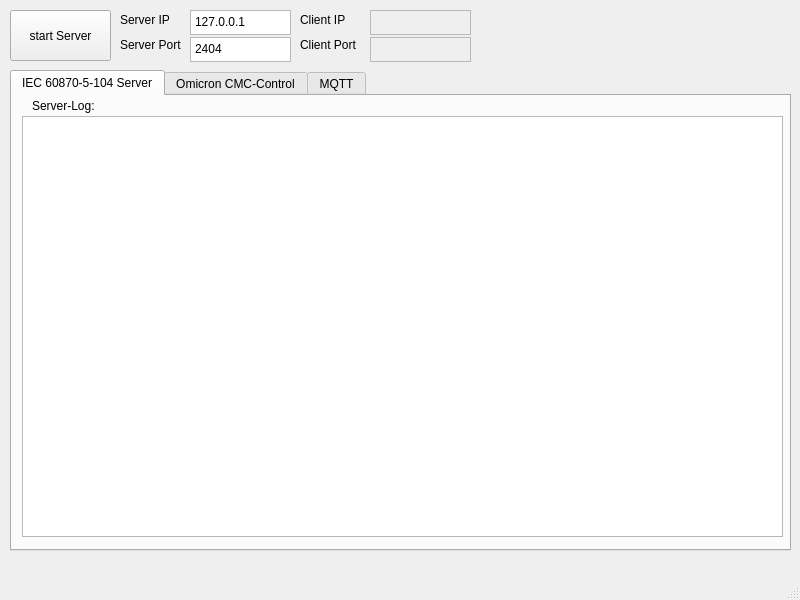
Qt form Qt_GUI/frm_main.ui (Pfannex/CMC-104_Mapper) before a commit.
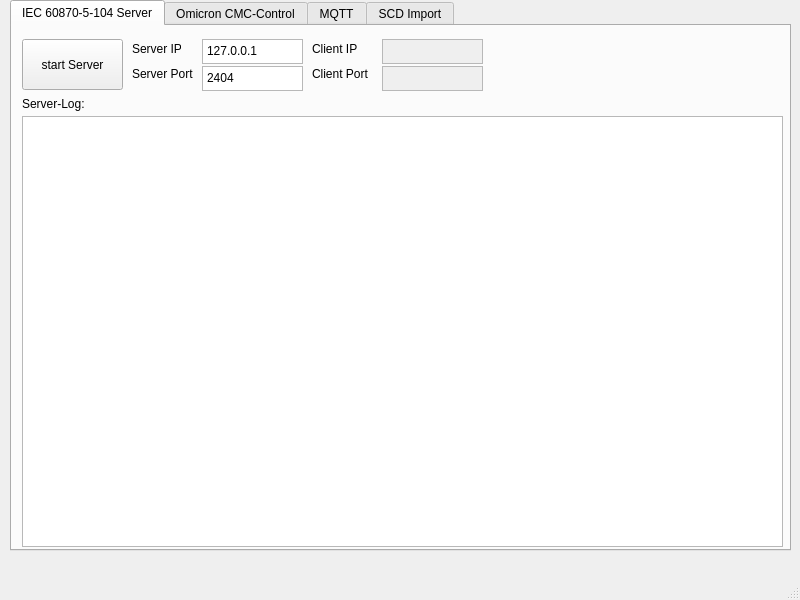
The same form after that commit. Icons and pictures are not drawn.

What changed in the file:
```diff
--- a/Qt_GUI/frm_main.ui
+++ b/Qt_GUI/frm_main.ui
@@ -18,195 +18,24 @@
     <normaloff>Icon.png</normaloff>Icon.png</iconset>
   </property>
   <widget class="QWidget" name="centralwidget">
-   <widget class="QPushButton" name="bu_firstButton">
-    <property name="geometry">
-     <rect>
-      <x>10</x>
-      <y>10</y>
-      <width>101</width>
-      <height>51</height>
-     </rect>
-    </property>
-    <property name="text">
-     <string>start Server</string>
-    </property>
-   </widget>
-   <widget class="QTextEdit" name="tb_server_ip">
-    <property name="geometry">
-     <rect>
-      <x>190</x>
-      <y>10</y>
-      <width>101</width>
-      <height>25</height>
-     </rect>
-    </property>
-    <property name="inputMethodHints">
-     <set>Qt::ImhNone</set>
-    </property>
-    <property name="verticalScrollBarPolicy">
-     <enum>Qt::ScrollBarAlwaysOff</enum>
-    </property>
-    <property name="horizontalScrollBarPolicy">
-     <enum>Qt::ScrollBarAlwaysOff</enum>
-    </property>
-    <property name="html">
-     <string>&lt;!DOCTYPE HTML PUBLIC &quot;-//W3C//DTD HTML 4.0//EN&quot; &quot;http://www.w3.org/TR/REC-html40/strict.dtd&quot;&gt;
-&lt;html&gt;&lt;head&gt;&lt;meta name=&quot;qrichtext&quot; content=&quot;1&quot; /&gt;&lt;meta charset=&quot;utf-8&quot; /&gt;&lt;style type=&quot;text/css&quot;&gt;
-p, li { white-space: pre-wrap; }
-&lt;/style&gt;&lt;/head&gt;&lt;body style=&quot; font-family:'Segoe UI'; font-size:9pt; font-weight:400; font-style:normal;&quot;&gt;
-&lt;p style=&quot; margin-top:0px; margin-bottom:0px; margin-left:0px; margin-right:0px; -qt-block-indent:0; text-indent:0px;&quot;&gt;127.0.0.1&lt;/p&gt;&lt;/body&gt;&lt;/html&gt;</string>
-    </property>
-   </widget>
-   <widget class="QLabel" name="lbl_server_ip">
-    <property name="geometry">
-     <rect>
-      <x>120</x>
-      <y>12</y>
-      <width>49</width>
-      <height>16</height>
-     </rect>
-    </property>
-    <property name="text">
-     <string>Server IP</string>
-    </property>
-   </widget>
-   <widget class="QTextEdit" name="tb_server_port">
-    <property name="geometry">
-     <rect>
-      <x>190</x>
-      <y>37</y>
-      <width>101</width>
-      <height>25</height>
-     </rect>
-    </property>
-    <property name="inputMethodHints">
-     <set>Qt::ImhNone</set>
-    </property>
-    <property name="verticalScrollBarPolicy">
-     <enum>Qt::ScrollBarAlwaysOff</enum>
-    </property>
-    <property name="horizontalScrollBarPolicy">
-     <enum>Qt::ScrollBarAlwaysOff</enum>
-    </property>
-    <property name="html">
-     <string>&lt;!DOCTYPE HTML PUBLIC &quot;-//W3C//DTD HTML 4.0//EN&quot; &quot;http://www.w3.org/TR/REC-html40/strict.dtd&quot;&gt;
-&lt;html&gt;&lt;head&gt;&lt;meta name=&quot;qrichtext&quot; content=&quot;1&quot; /&gt;&lt;meta charset=&quot;utf-8&quot; /&gt;&lt;style type=&quot;text/css&quot;&gt;
-p, li { white-space: pre-wrap; }
-&lt;/style&gt;&lt;/head&gt;&lt;body style=&quot; font-family:'Segoe UI'; font-size:9pt; font-weight:400; font-style:normal;&quot;&gt;
-&lt;p style=&quot; margin-top:0px; margin-bottom:0px; margin-left:0px; margin-right:0px; -qt-block-indent:0; text-indent:0px;&quot;&gt;2404&lt;/p&gt;&lt;/body&gt;&lt;/html&gt;</string>
-    </property>
-   </widget>
-   <widget class="QLabel" name="lbl_server_port">
-    <property name="geometry">
-     <rect>
-      <x>120</x>
-      <y>37</y>
-      <width>71</width>
-      <height>16</height>
-     </rect>
-    </property>
-    <property name="text">
-     <string>Server Port</string>
-    </property>
-   </widget>
-   <widget class="QLabel" name="lbl_client_ip">
-    <property name="geometry">
-     <rect>
-      <x>300</x>
-      <y>12</y>
-      <width>49</width>
-      <height>16</height>
-     </rect>
-    </property>
-    <property name="text">
-     <string>Client IP</string>
-    </property>
-   </widget>
-   <widget class="QTextEdit" name="tb_client_ip">
-    <property name="enabled">
-     <bool>false</bool>
-    </property>
-    <property name="geometry">
-     <rect>
-      <x>370</x>
-      <y>10</y>
-      <width>101</width>
-      <height>25</height>
-     </rect>
-    </property>
-    <property name="inputMethodHints">
-     <set>Qt::ImhNone</set>
-    </property>
-    <property name="verticalScrollBarPolicy">
-     <enum>Qt::ScrollBarAlwaysOff</enum>
-    </property>
-    <property name="horizontalScrollBarPolicy">
-     <enum>Qt::ScrollBarAlwaysOff</enum>
-    </property>
-    <property name="html">
-     <string>&lt;!DOCTYPE HTML PUBLIC &quot;-//W3C//DTD HTML 4.0//EN&quot; &quot;http://www.w3.org/TR/REC-html40/strict.dtd&quot;&gt;
-&lt;html&gt;&lt;head&gt;&lt;meta name=&quot;qrichtext&quot; content=&quot;1&quot; /&gt;&lt;meta charset=&quot;utf-8&quot; /&gt;&lt;style type=&quot;text/css&quot;&gt;
-p, li { white-space: pre-wrap; }
-&lt;/style&gt;&lt;/head&gt;&lt;body style=&quot; font-family:'Segoe UI'; font-size:9pt; font-weight:400; font-style:normal;&quot;&gt;
-&lt;p style=&quot;-qt-paragraph-type:empty; margin-top:0px; margin-bottom:0px; margin-left:0px; margin-right:0px; -qt-block-indent:0; text-indent:0px;&quot;&gt;&lt;br /&gt;&lt;/p&gt;
-&lt;p style=&quot;-qt-paragraph-type:empty; margin-top:0px; margin-bottom:0px; margin-left:0px; margin-right:0px; -qt-block-indent:0; text-indent:0px;&quot;&gt;&lt;br /&gt;&lt;/p&gt;&lt;/body&gt;&lt;/html&gt;</string>
-    </property>
-   </widget>
-   <widget class="QTextEdit" name="tb_client_port">
-    <property name="enabled">
-     <bool>false</bool>
-    </property>
-    <property name="geometry">
-     <rect>
-      <x>370</x>
-      <y>37</y>
-      <width>101</width>
-      <height>25</height>
-     </rect>
-    </property>
-    <property name="inputMethodHints">
-     <set>Qt::ImhNone</set>
-    </property>
-    <property name="verticalScrollBarPolicy">
-     <enum>Qt::ScrollBarAlwaysOff</enum>
-    </property>
-    <property name="horizontalScrollBarPolicy">
-     <enum>Qt::ScrollBarAlwaysOff</enum>
-    </property>
-    <property name="html">
-     <string>&lt;!DOCTYPE HTML PUBLIC &quot;-//W3C//DTD HTML 4.0//EN&quot; &quot;http://www.w3.org/TR/REC-html40/strict.dtd&quot;&gt;
-&lt;html&gt;&lt;head&gt;&lt;meta name=&quot;qrichtext&quot; content=&quot;1&quot; /&gt;&lt;meta charset=&quot;utf-8&quot; /&gt;&lt;style type=&quot;text/css&quot;&gt;
-p, li { white-space: pre-wrap; }
-&lt;/style&gt;&lt;/head&gt;&lt;body style=&quot; font-family:'Segoe UI'; font-size:9pt; font-weight:400; font-style:normal;&quot;&gt;
-&lt;p style=&quot;-qt-paragraph-type:empty; margin-top:0px; margin-bottom:0px; margin-left:0px; margin-right:0px; -qt-block-indent:0; text-indent:0px;&quot;&gt;&lt;br /&gt;&lt;/p&gt;
-&lt;p style=&quot;-qt-paragraph-type:empty; margin-top:0px; margin-bottom:0px; margin-left:0px; margin-right:0px; -qt-block-indent:0; text-indent:0px;&quot;&gt;&lt;br /&gt;&lt;/p&gt;&lt;/body&gt;&lt;/html&gt;</string>
-    </property>
-   </widget>
-   <widget class="QLabel" name="lbl_client_port">
-    <property name="geometry">
-     <rect>
-      <x>300</x>
-      <y>37</y>
-      <width>71</width>
-      <height>16</height>
-     </rect>
-    </property>
-    <property name="text">
-     <string>Client Port</string>
-    </property>
-   </widget>
    <widget class="QTabWidget" name="tabWidget">
     <property name="geometry">
      <rect>
       <x>10</x>
-      <y>70</y>
+      <y>0</y>
       <width>781</width>
-      <height>481</height>
+      <height>551</height>
      </rect>
     </property>
     <property name="currentIndex">
      <number>0</number>
     </property>
+    <property name="documentMode">
+     <bool>false</bool>
+    </property>
+    <property name="tabsClosable">
+     <bool>false</bool>
+    </property>
     <widget class="QWidget" name="tab_104">
      <attribute name="title">
       <string>IEC 60870-5-104 Server</string>
@@ -215,14 +44,13 @@
       <property name="geometry">
        <rect>
         <x>10</x>
-        <y>20</y>
+        <y>90</y>
         <width>761</width>
-        <height>421</height>
+        <height>431</height>
        </rect>
       </property>
       <property name="font">
        <font>
-        <family>Consolas</family>
         <pointsize>10</pointsize>
        </font>
       </property>
@@ -230,15 +58,15 @@
        <string>&lt;!DOCTYPE HTML PUBLIC &quot;-//W3C//DTD HTML 4.0//EN&quot; &quot;http://www.w3.org/TR/REC-html40/strict.dtd&quot;&gt;
 &lt;html&gt;&lt;head&gt;&lt;meta name=&quot;qrichtext&quot; content=&quot;1&quot; /&gt;&lt;meta charset=&quot;utf-8&quot; /&gt;&lt;style type=&quot;text/css&quot;&gt;
 p, li { white-space: pre-wrap; }
-&lt;/style&gt;&lt;/head&gt;&lt;body style=&quot; font-family:'Consolas'; font-size:10pt; font-weight:400; font-style:normal;&quot;&gt;
-&lt;p style=&quot;-qt-paragraph-type:empty; margin-top:0px; margin-bottom:0px; margin-left:0px; margin-right:0px; -qt-block-indent:0; text-indent:0px;&quot;&gt;&lt;br /&gt;&lt;/p&gt;&lt;/body&gt;&lt;/html&gt;</string>
+&lt;/style&gt;&lt;/head&gt;&lt;body style=&quot; font-family:'Segoe UI'; font-size:10pt; font-weight:400; font-style:normal;&quot;&gt;
+&lt;p style=&quot;-qt-paragraph-type:empty; margin-top:0px; margin-bottom:0px; margin-left:0px; margin-right:0px; -qt-block-indent:0; text-indent:0px; font-family:'Consolas';&quot;&gt;&lt;br /&gt;&lt;/p&gt;&lt;/body&gt;&lt;/html&gt;</string>
       </property>
      </widget>
      <widget class="QLabel" name="lbl_server_log">
       <property name="geometry">
        <rect>
-        <x>20</x>
-        <y>2</y>
+        <x>10</x>
+        <y>70</y>
         <width>121</width>
         <height>16</height>
        </rect>
@@ -247,6 +75,183 @@
        <string>Server-Log:</string>
       </property>
      </widget>
+     <widget class="QLabel" name="lbl_client_port">
+      <property name="geometry">
+       <rect>
+        <x>300</x>
+        <y>40</y>
+        <width>71</width>
+        <height>16</height>
+       </rect>
+      </property>
+      <property name="text">
+       <string>Client Port</string>
+      </property>
+     </widget>
+     <widget class="QTextEdit" name="tb_server_port">
+      <property name="geometry">
+       <rect>
+        <x>190</x>
+        <y>40</y>
+        <width>101</width>
+        <height>25</height>
+       </rect>
+      </property>
+      <property name="inputMethodHints">
+       <set>Qt::ImhNone</set>
+      </property>
+      <property name="verticalScrollBarPolicy">
+       <enum>Qt::ScrollBarAlwaysOff</enum>
+      </property>
+      <property name="horizontalScrollBarPolicy">
+       <enum>Qt::ScrollBarAlwaysOff</enum>
+      </property>
+      <property name="html">
+       <string>&lt;!DOCTYPE HTML PUBLIC &quot;-//W3C//DTD HTML 4.0//EN&quot; &quot;http://www.w3.org/TR/REC-html40/strict.dtd&quot;&gt;
+&lt;html&gt;&lt;head&gt;&lt;meta name=&quot;qrichtext&quot; content=&quot;1&quot; /&gt;&lt;meta charset=&quot;utf-8&quot; /&gt;&lt;style type=&quot;text/css&quot;&gt;
+p, li { white-space: pre-wrap; }
+&lt;/style&gt;&lt;/head&gt;&lt;body style=&quot; font-family:'Segoe UI'; font-size:9pt; font-weight:400; font-style:normal;&quot;&gt;
+&lt;p style=&quot; margin-top:0px; margin-bottom:0px; margin-left:0px; margin-right:0px; -qt-block-indent:0; text-indent:0px;&quot;&gt;2404&lt;/p&gt;&lt;/body&gt;&lt;/html&gt;</string>
+      </property>
+     </widget>
+     <widget class="QTextEdit" name="tb_client_port">
+      <property name="enabled">
+       <bool>false</bool>
+      </property>
+      <property name="geometry">
+       <rect>
+        <x>370</x>
+        <y>40</y>
+        <width>101</width>
+        <height>25</height>
+       </rect>
+      </property>
+      <property name="inputMethodHints">
+       <set>Qt::ImhNone</set>
+      </property>
+      <property name="verticalScrollBarPolicy">
+       <enum>Qt::ScrollBarAlwaysOff</enum>
+      </property>
+      <property name="horizontalScrollBarPolicy">
+       <enum>Qt::ScrollBarAlwaysOff</enum>
+      </property>
+      <property name="html">
+       <string>&lt;!DOCTYPE HTML PUBLIC &quot;-//W3C//DTD HTML 4.0//EN&quot; &quot;http://www.w3.org/TR/REC-html40/strict.dtd&quot;&gt;
+&lt;html&gt;&lt;head&gt;&lt;meta name=&quot;qrichtext&quot; content=&quot;1&quot; /&gt;&lt;meta charset=&quot;utf-8&quot; /&gt;&lt;style type=&quot;text/css&quot;&gt;
+p, li { white-space: pre-wrap; }
+&lt;/style&gt;&lt;/head&gt;&lt;body style=&quot; font-family:'Segoe UI'; font-size:9pt; font-weight:400; font-style:normal;&quot;&gt;
+&lt;p style=&quot;-qt-paragraph-type:empty; margin-top:0px; margin-bottom:0px; margin-left:0px; margin-right:0px; -qt-block-indent:0; text-indent:0px;&quot;&gt;&lt;br /&gt;&lt;/p&gt;
+&lt;p style=&quot;-qt-paragraph-type:empty; margin-top:0px; margin-bottom:0px; margin-left:0px; margin-right:0px; -qt-block-indent:0; text-indent:0px;&quot;&gt;&lt;br /&gt;&lt;/p&gt;&lt;/body&gt;&lt;/html&gt;</string>
+      </property>
+     </widget>
+     <widget class="QLabel" name="lbl_server_port">
+      <property name="geometry">
+       <rect>
+        <x>120</x>
+        <y>40</y>
+        <width>71</width>
+        <height>16</height>
+       </rect>
+      </property>
+      <property name="text">
+       <string>Server Port</string>
+      </property>
+     </widget>
+     <widget class="QLabel" name="lbl_server_ip">
+      <property name="geometry">
+       <rect>
+        <x>120</x>
+        <y>15</y>
+        <width>49</width>
+        <height>16</height>
+       </rect>
+      </property>
+      <property name="text">
+       <string>Server IP</string>
+      </property>
+     </widget>
+     <widget class="QTextEdit" name="tb_client_ip">
+      <property name="enabled">
+       <bool>false</bool>
+      </property>
+      <property name="geometry">
+       <rect>
+        <x>370</x>
+        <y>13</y>
+        <width>101</width>
+        <height>25</height>
+       </rect>
+      </property>
+      <property name="inputMethodHints">
+       <set>Qt::ImhNone</set>
+      </property>
+      <property name="verticalScrollBarPolicy">
+       <enum>Qt::ScrollBarAlwaysOff</enum>
+      </property>
+      <property name="horizontalScrollBarPolicy">
+       <enum>Qt::ScrollBarAlwaysOff</enum>
+      </property>
+      <property name="html">
+       <string>&lt;!DOCTYPE HTML PUBLIC &quot;-//W3C//DTD HTML 4.0//EN&quot; &quot;http://www.w3.org/TR/REC-html40/strict.dtd&quot;&gt;
+&lt;html&gt;&lt;head&gt;&lt;meta name=&quot;qrichtext&quot; content=&quot;1&quot; /&gt;&lt;meta charset=&quot;utf-8&quot; /&gt;&lt;style type=&quot;text/css&quot;&gt;
+p, li { white-space: pre-wrap; }
+&lt;/style&gt;&lt;/head&gt;&lt;body style=&quot; font-family:'Segoe UI'; font-size:9pt; font-weight:400; font-style:normal;&quot;&gt;
+&lt;p style=&quot;-qt-paragraph-type:empty; margin-top:0px; margin-bottom:0px; margin-left:0px; margin-right:0px; -qt-block-indent:0; text-indent:0px;&quot;&gt;&lt;br /&gt;&lt;/p&gt;
+&lt;p style=&quot;-qt-paragraph-type:empty; margin-top:0px; margin-bottom:0px; margin-left:0px; margin-right:0px; -qt-block-indent:0; text-indent:0px;&quot;&gt;&lt;br /&gt;&lt;/p&gt;&lt;/body&gt;&lt;/html&gt;</string>
+      </property>
+     </widget>
+     <widget class="QTextEdit" name="tb_server_ip">
+      <property name="geometry">
+       <rect>
+        <x>190</x>
+        <y>13</y>
+        <width>101</width>
+        <height>25</height>
+       </rect>
+      </property>
+      <property name="inputMethodHints">
+       <set>Qt::ImhNone</set>
+      </property>
+      <property name="verticalScrollBarPolicy">
+       <enum>Qt::ScrollBarAlwaysOff</enum>
+      </property>
+      <property name="horizontalScrollBarPolicy">
+       <enum>Qt::ScrollBarAlwaysOff</enum>
+      </property>
+      <property name="html">
+       <string>&lt;!DOCTYPE HTML PUBLIC &quot;-//W3C//DTD HTML 4.0//EN&quot; &quot;http://www.w3.org/TR/REC-html40/strict.dtd&quot;&gt;
+&lt;html&gt;&lt;head&gt;&lt;meta name=&quot;qrichtext&quot; content=&quot;1&quot; /&gt;&lt;meta charset=&quot;utf-8&quot; /&gt;&lt;style type=&quot;text/css&quot;&gt;
+p, li { white-space: pre-wrap; }
+&lt;/style&gt;&lt;/head&gt;&lt;body style=&quot; font-family:'Segoe UI'; font-size:9pt; font-weight:400; font-style:normal;&quot;&gt;
+&lt;p style=&quot; margin-top:0px; margin-bottom:0px; margin-left:0px; margin-right:0px; -qt-block-indent:0; text-indent:0px;&quot;&gt;127.0.0.1&lt;/p&gt;&lt;/body&gt;&lt;/html&gt;</string>
+      </property>
+     </widget>
+     <widget class="QLabel" name="lbl_client_ip">
+      <property name="geometry">
+       <rect>
+        <x>300</x>
+        <y>15</y>
+        <width>49</width>
+        <height>16</height>
+       </rect>
+      </property>
+      <property name="text">
+       <string>Client IP</string>
+      </property>
+     </widget>
+     <widget class="QPushButton" name="bu_firstButton">
+      <property name="geometry">
+       <rect>
+        <x>10</x>
+        <y>13</y>
+        <width>101</width>
+        <height>51</height>
+       </rect>
+      </property>
+      <property name="text">
+       <string>start Server</string>
+      </property>
+     </widget>
     </widget>
     <widget class="QWidget" name="tab_cmc">
      <attribute name="title">
@@ -258,6 +263,46 @@
       <string>MQTT</string>
      </attribute>
     </widget>
+    <widget class="QWidget" name="tab">
+     <attribute name="title">
+      <string>SCD Import</string>
+     </attribute>
+     <widget class="QPushButton" name="bu_import_scd">
+      <property name="geometry">
+       <rect>
+        <x>10</x>
+        <y>3</y>
+        <width>101</width>
+        <height>51</height>
+       </rect>
+      </property>
+      <property name="text">
+       <string>start Server</string>
+      </property>
+     </widget>
+     <widget class="QTextBrowser" name="mf_scd">
+      <property name="geometry">
+       <rect>
+        <x>10</x>
+        <y>60</y>
+        <width>761</width>
+        <height>451</height>
+       </rect>
+      </property>
+      <property name="font">
+       <font>
+        <pointsize>10</pointsize>
+       </font>
+      </property>
+      <property name="html">
+       <string>&lt;!DOCTYPE HTML PUBLIC &quot;-//W3C//DTD HTML 4.0//EN&quot; &quot;http://www.w3.org/TR/REC-html40/strict.dtd&quot;&gt;
+&lt;html&gt;&lt;head&gt;&lt;meta name=&quot;qrichtext&quot; content=&quot;1&quot; /&gt;&lt;meta charset=&quot;utf-8&quot; /&gt;&lt;style type=&quot;text/css&quot;&gt;
+p, li { white-space: pre-wrap; }
+&lt;/style&gt;&lt;/head&gt;&lt;body style=&quot; font-family:'Segoe UI'; font-size:10pt; font-weight:400; font-style:normal;&quot;&gt;
+&lt;p style=&quot;-qt-paragraph-type:empty; margin-top:0px; margin-bottom:0px; margin-left:0px; margin-right:0px; -qt-block-indent:0; text-indent:0px; font-family:'Consolas';&quot;&gt;&lt;br /&gt;&lt;/p&gt;&lt;/body&gt;&lt;/html&gt;</string>
+      </property>
+     </widget>
+    </widget>
    </widget>
   </widget>
   <widget class="QMenuBar" name="menubar">
```
Left out of the diff: 64 changed lines with no effect on the pictures.
